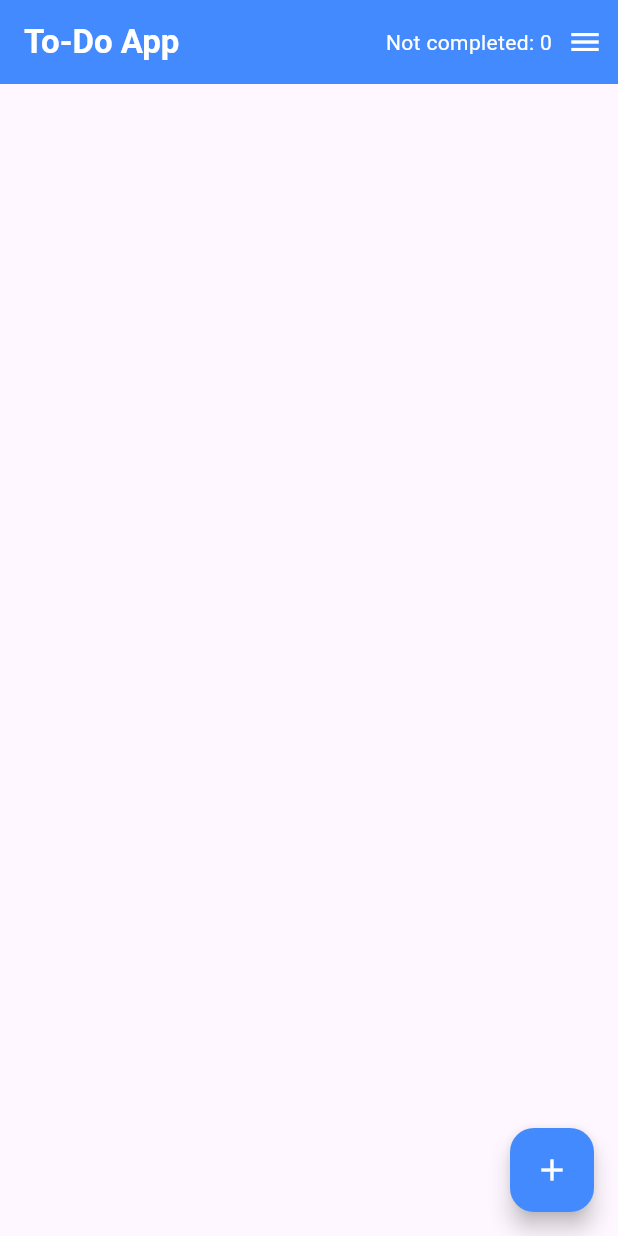
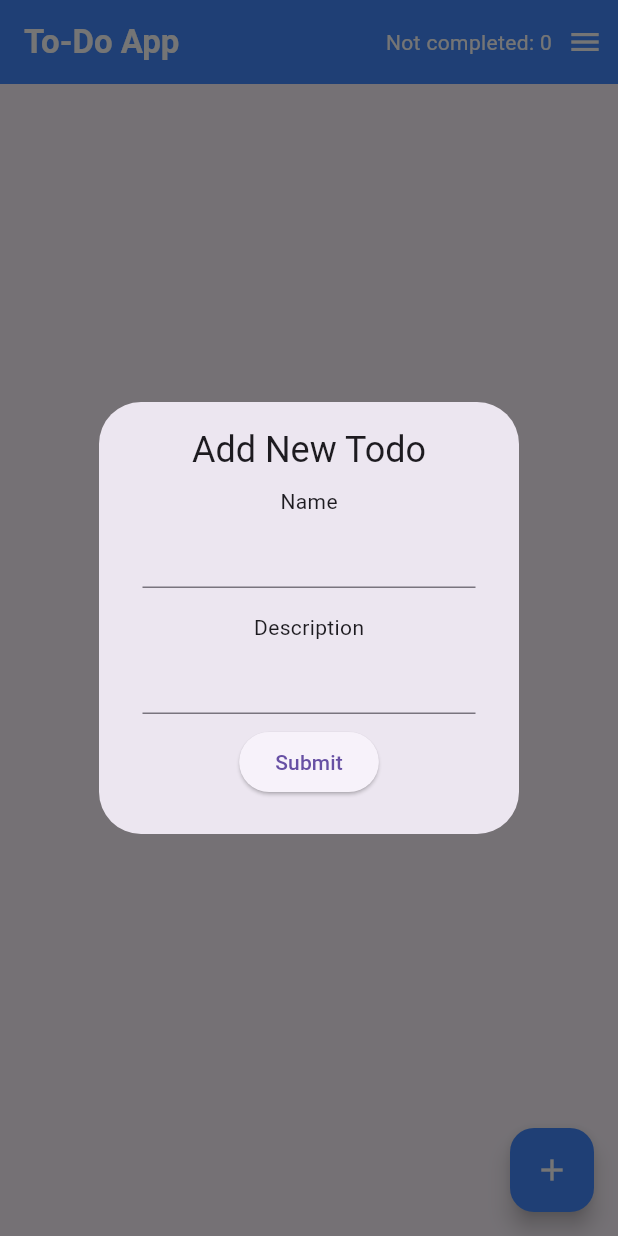
Before and after one commit to elishamutang/todo_app, a Flutter app: the screen it shows after launch, after a tap on the "add" icon, on a phone screen of 412 x 824 dp. Run offline on Flutter 3.47's test engine with Material 3 defaults, Android fonts, the phone set to English and light mode, and no system bars; our stand-ins replace firebase_core, firebase_database, get, hive, hive_flutter, sqflite; accounts and stored records are empty; generated files the repository leaves out were written again.

Commit message:
update: Added form fields and controllers for adding todos.

```diff
--- a/lib/main.dart
+++ b/lib/main.dart
@@ -5,10 +5,12 @@ import 'package:todo_list/services/SQLDatasource.dart';
 import 'package:todo_list/services/todo_datasource.dart';
 import 'package:todo_list/views/todo_widget.dart';
 import 'package:get/get.dart';
+import 'package:todo_list/services/hive_datasource.dart';
+import 'package:todo_list/models/todo.dart';
 
 void main() {
   WidgetsFlutterBinding.ensureInitialized();
-  Get.putAsync<IDataSource>(() => SQLDatasource.createAsync()).whenComplete(
+  Get.putAsync<IDataSource>(() => HiveDatasource.createAsync()).whenComplete(
     () => runApp(
       ChangeNotifierProvider(
         create: (context) => TodoList(),
@@ -35,6 +37,9 @@ class ToDoHomePage extends StatefulWidget {
 }
 
 class _ToDoHomePageState extends State<ToDoHomePage> {
+  final TextEditingController _controlName = TextEditingController();
+  final TextEditingController _controlDescription = TextEditingController();
+
   @override
   Widget build(BuildContext context) {
     return Scaffold(
@@ -77,11 +82,60 @@ class _ToDoHomePageState extends State<ToDoHomePage> {
       ),
       floatingActionButton: FloatingActionButton(
         backgroundColor: Colors.blueAccent,
-        onPressed: () {
-          // Open new window to add new To-Do here.
-        },
+        onPressed: _openAddTodo,
+        tooltip: 'Add new to-do',
         child: Icon(Icons.add, color: Colors.white),
       ),
     );
   }
+
+  void _openAddTodo() {
+    showDialog(
+      context: context,
+      builder: (context) {
+        return AlertDialog(
+          content: Column(
+            mainAxisSize: MainAxisSize.min,
+            children: [
+              Text(
+                'Add New Todo',
+                style: Theme.of(context).textTheme.headlineSmall,
+              ),
+              Padding(
+                padding: EdgeInsets.fromLTRB(5, 8, 5, 0),
+                child: Text("Name"),
+              ),
+              Padding(
+                padding: const EdgeInsets.fromLTRB(5, 0, 5, 8),
+                child: TextFormField(controller: _controlName),
+              ),
+              Padding(
+                padding: EdgeInsets.fromLTRB(5, 8, 5, 0),
+                child: Text("Description"),
+              ),
+              Padding(
+                padding: const EdgeInsets.fromLTRB(5, 0, 5, 8),
+                child: TextFormField(controller: _controlDescription),
+              ),
+              ElevatedButton(
+                onPressed: () {
+                  setState(() {
+                    Provider.of<TodoList>(context, listen: false).add(
+                      Todo(
+                        id: "0",
+                        name: _controlName.text,
+                        description: _controlDescription.text,
+                      ),
+                    ); // Updates shared TodoList model.
+                    Navigator.pop(context);
+                  });
+                },
+                child: Text('Submit'),
+              ),
+            ],
+          ),
+        );
+      },
+    );
+  }
 }
--- a/lib/models/todo.dart
+++ b/lib/models/todo.dart
@@ -24,6 +24,20 @@ class Todo {
   @override
   String toString() {
     return "$name - ($description)";
+  }
+
+  Todo copyWith({
+    String? id,
+    String? name,
+    String? description,
+    bool? complete,
+  }) {
+    return Todo(
+      id: id ?? this.id,
+      name: name ?? this.name,
+      description: description ?? this.description,
+      complete: complete ?? this.complete,
+    );
   }
 
   // Converts the model to Map<String, dynamic> that can map to SQL key-value pair.
```
